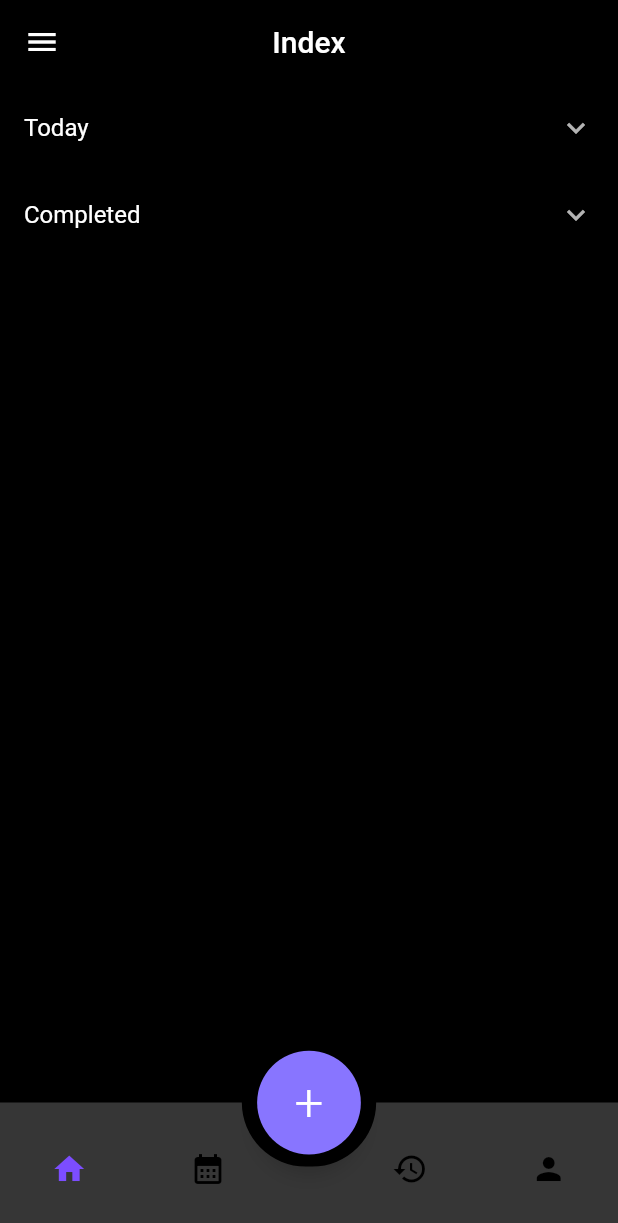
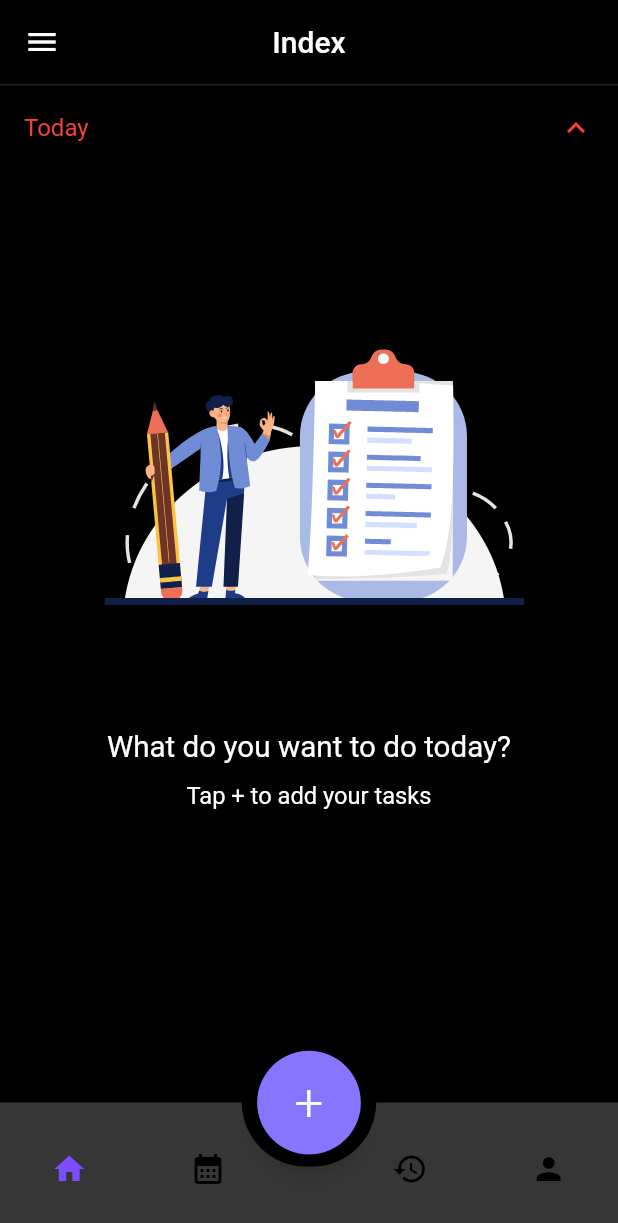
Before and after one commit to ahadjonovss/UpToDo, a Flutter app: the screen it shows after launch, on a phone screen of 412 x 824 dp. Shown: the top 1223 px of the screen. Run offline on Flutter 3.47's test engine with Material 2 defaults, Android fonts, the phone set to English and light mode, and no system bars; drawn by our look-alikes of animated_bottom_navigation_bar; our stand-ins replace calendar_date_picker2, easy_localization, flutter_screenutil, flutter_svg, lottie, shared_preferences and 2 more; accounts and stored records are empty.

```diff
--- a/lib/core/database/database.dart
+++ b/lib/core/database/database.dart
@@ -126,7 +126,7 @@ class LocalDatabase{
 
       var list = listOfTodos.map((e) => Task.fromJson(e)).toList();
 
-      await Future.delayed(Duration(minutes: 10));
+      await Future.delayed(Duration(seconds: 4));
       return list;
     }
   }
--- a/lib/core/widgets/shimmers.dart
+++ b/lib/core/widgets/shimmers.dart
@@ -19,7 +19,7 @@ class _TaskShimmerState extends State<TaskShimmer> {
       child:
       ListView.builder(
         shrinkWrap: true,
-        itemCount: 10,
+        itemCount: 3,
           itemBuilder:(context, index) {
             return Container(
               margin: const EdgeInsets.only(top: 16).r,
--- a/lib/pages/home/home_page.dart
+++ b/lib/pages/home/home_page.dart
@@ -33,6 +33,7 @@ class _HomePageState extends State<HomePage> {
             child: Column(
               children: [
                 ExpansionTile(
+                  initiallyExpanded: true,
                     title: Text("Today".tr()),
                   children: [
                     FutureBuilder(
@@ -41,10 +42,9 @@ class _HomePageState extends State<HomePage> {
                         if(snapshot.hasData){
                           return snapshot.data!.length>0?Container(
                             child: Container(
-                                height: 600.h,
-                                width: 400.w,
-                                padding: const EdgeInsets.all(28).r,
+                                padding: const EdgeInsets.symmetric(horizontal: 28,vertical: 8).r,
                                 child: ListView.builder(
+                                  shrinkWrap: true,
                                   physics: const BouncingScrollPhysics(),
                                   itemCount: snapshot.data?.length,
                                   itemBuilder: (context, index) => Dismissible(
@@ -111,6 +111,7 @@ class _HomePageState extends State<HomePage> {
                   ],
                 ),
                 ExpansionTile(
+                  initiallyExpanded: true,
                   title: Text("Completed".tr()),
                   children: [
                     FutureBuilder(
@@ -119,10 +120,9 @@ class _HomePageState extends State<HomePage> {
                         if(snapshot.hasData){
                           return snapshot.data!.length>0?Container(
                             child: Container(
-                                height: 600.h,
-                                width: 400.w,
-                                padding: const EdgeInsets.all(28).r,
+                                padding: const EdgeInsets.symmetric(horizontal: 28,vertical: 8).r,
                                 child: ListView.builder(
+                                  shrinkWrap: true,
                                   physics: const BouncingScrollPhysics(),
                                   itemCount: snapshot.data?.length,
                                   itemBuilder: (context, index) => Dismissible(
@@ -180,11 +180,7 @@ class _HomePageState extends State<HomePage> {
                           );
                         }
                         if(snapshot.connectionState==ConnectionState.waiting){
-                          return Container(
-                            child: Center(
-                              child: Text("Waiting"),
-                            ),
-                          );
+                          return TaskShimmer();
                         }
                         return Container();
                       },
```
